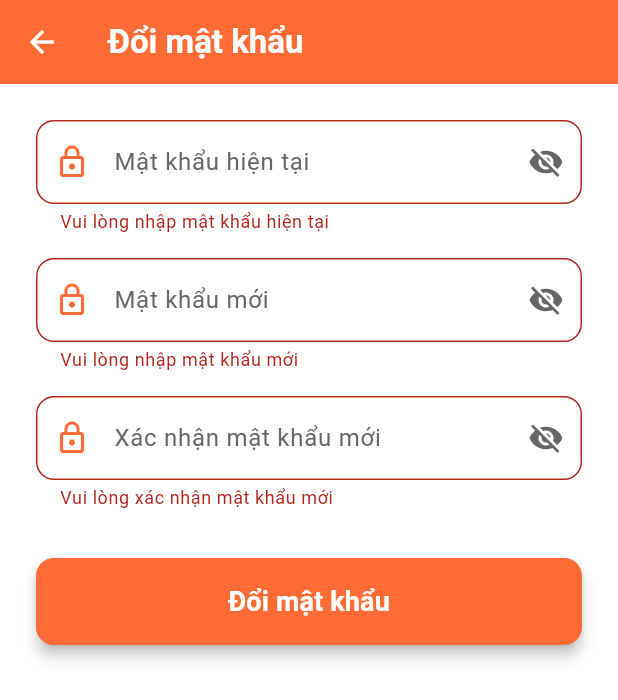
After one commit to 30-dung/barber_shop, a Flutter app: the ChangePasswordScreen screen opened directly, after a tap on "Đổi mật khẩu", on a phone screen of 412 x 824 dp. The commit adds this screen. Shown: the top 700 px of the screen. Run offline on Flutter 3.47's test engine with Material 3 defaults, Android fonts, the phone set to English and light mode, and no system bars; our stand-ins replace shared_preferences, webview_flutter, webview_flutter_platform_interface; missing offline and left inert: webview_flutter_android, webview_flutter_wkwebview; accounts and stored records are empty.

Commit message:
update code v1 mobile

```diff
--- a/lib/screens/home/home_screen.dart
+++ b/lib/screens/home/home_screen.dart
@@ -182,7 +182,7 @@ class HomeTab extends StatelessWidget {
                       style: TextStyle(fontSize: 16, color: Colors.grey[600]),
                     ),
                     const Text(
-                      'Hôm nay bạn muốn làm gì?',
+                      'Hôm nay bạn muốn cắt kiểu tóc gì?',
                       style: TextStyle(
                         fontSize: 18,
                         fontWeight: FontWeight.bold,
--- /dev/null
+++ b/lib/screens/profile/change_password_screen.dart
@@ -0,0 +1,235 @@
+import 'package:flutter/material.dart';
+import '../../services/api_service.dart';
+import '../../services/storage_service.dart';
+
+// Reuse color constants for consistency
+const Color kPrimaryColor = Color(0xFFFF6B35);
+const Color kTextColor = Color(0xFF333333);
+const Color kSubTextColor = Color(0xFF666666);
+
+class ChangePasswordScreen extends StatefulWidget {
+  const ChangePasswordScreen({super.key});
+
+  @override
+  State<ChangePasswordScreen> createState() => _ChangePasswordScreenState();
+}
+
+class _ChangePasswordScreenState extends State<ChangePasswordScreen> {
+  final _formKey = GlobalKey<FormState>();
+  final TextEditingController _currentPasswordController = TextEditingController();
+  final TextEditingController _newPasswordController = TextEditingController();
+  final TextEditingController _confirmNewPasswordController = TextEditingController();
+
+  bool _isLoading = false;
+  bool _obscureCurrentPassword = true;
+  bool _obscureNewPassword = true;
+  bool _obscureConfirmNewPassword = true;
+
+  @override
+  void dispose() {
+    _currentPasswordController.dispose();
+    _newPasswordController.dispose();
+    _confirmNewPasswordController.dispose();
+    super.dispose();
+  }
+
+  Future<void> _changePassword() async {
+    if (!_formKey.currentState!.validate()) {
+      return; // Stop if form is not valid
+    }
+
+    setState(() {
+      _isLoading = true;
+    });
+
+    final token = await StorageService.getToken();
+    if (token == null) {
+      if (mounted) {
+        ScaffoldMessenger.of(context).showSnackBar(
+          const SnackBar(content: Text('Không tìm thấy token. Vui lòng đăng nhập lại.')),
+        );
+        setState(() => _isLoading = false);
+      }
+      return;
+    }
+
+    try {
+      await ApiService.changePasswordActual(
+        token,
+        _currentPasswordController.text,
+        _newPasswordController.text,
+        _confirmNewPasswordController.text,
+      );
+
+      if (mounted) {
+        // Clear fields and show success
+        _currentPasswordController.clear();
+        _newPasswordController.clear();
+        _confirmNewPasswordController.clear();
+
+        ScaffoldMessenger.of(context).showSnackBar(
+          const SnackBar(content: Text('Đổi mật khẩu thành công!')),
+        );
+        // Optionally, pop back to the profile screen
+        Navigator.of(context).pop();
+      }
+    } catch (e) {
+      if (mounted) {
+        ScaffoldMessenger.of(context).showSnackBar(
+          SnackBar(content: Text('Lỗi đổi mật khẩu: $e')),
+        );
+      }
+    } finally {
+      if (mounted) {
+        setState(() {
+          _isLoading = false;
+        });
+      }
+    }
+  }
+
+  @override
+  Widget build(BuildContext context) {
+    return Scaffold(
+      appBar: AppBar(
+        title: const Text(
+          'Đổi mật khẩu',
+          style: TextStyle(color: Colors.white, fontWeight: FontWeight.bold),
+        ),
+        backgroundColor: kPrimaryColor,
+        iconTheme: const IconThemeData(color: Colors.white), // For back button color
+      ),
+      body: _isLoading
+          ? const Center(child: CircularProgressIndicator(color: kPrimaryColor))
+          : Padding(
+        padding: const EdgeInsets.all(24.0),
+        child: Form(
+          key: _formKey,
+          child: ListView(
+            children: [
+              _buildPasswordField(
+                controller: _currentPasswordController,
+                labelText: 'Mật khẩu hiện tại',
+                obscureText: _obscureCurrentPassword,
+                toggleObscureText: () {
+                  setState(() {
+                    _obscureCurrentPassword = !_obscureCurrentPassword;
+                  });
+                },
+                validator: (value) {
+                  if (value == null || value.isEmpty) {
+                    return 'Vui lòng nhập mật khẩu hiện tại';
+                  }
+                  return null;
+                },
+              ),
+              const SizedBox(height: 16),
+              _buildPasswordField(
+                controller: _newPasswordController,
+                labelText: 'Mật khẩu mới',
+                obscureText: _obscureNewPassword,
+                toggleObscureText: () {
+                  setState(() {
+                    _obscureNewPassword = !_obscureNewPassword;
+                  });
+                },
+                validator: (value) {
+                  if (value == null || value.isEmpty) {
+                    return 'Vui lòng nhập mật khẩu mới';
+                  }
+                  if (value.length < 6) {
+                    return 'Mật khẩu phải có ít nhất 6 ký tự';
+                  }
+                  if (value == _currentPasswordController.text) {
+                    return 'Mật khẩu mới không được trùng với mật khẩu hiện tại';
+                  }
+                  return null;
+                },
+              ),
+              const SizedBox(height: 16),
+              _buildPasswordField(
+                controller: _confirmNewPasswordController,
+                labelText: 'Xác nhận mật khẩu mới',
+                obscureText: _obscureConfirmNewPassword,
+                toggleObscureText: () {
+                  setState(() {
+                    _obscureConfirmNewPassword = !_obscureConfirmNewPassword;
+                  });
+                },
+                validator: (value) {
+                  if (value == null || value.isEmpty) {
+                    return 'Vui lòng xác nhận mật khẩu mới';
+                  }
+                  if (value != _newPasswordController.text) {
+                    return 'Mật khẩu xác nhận không khớp';
+                  }
+                  return null;
+                },
+              ),
+              const SizedBox(height: 32),
+              ElevatedButton(
+                onPressed: _changePassword,
+                style: ElevatedButton.styleFrom(
+                  backgroundColor: kPrimaryColor,
+                  padding: const EdgeInsets.symmetric(vertical: 16),
+                  shape: RoundedRectangleBorder(
+                    borderRadius: BorderRadius.circular(12),
+                  ),
+                  elevation: 4,
+                ),
+                child: const Text(
+                  'Đổi mật khẩu',
+                  style: TextStyle(
+                    fontSize: 18,
+                    color: Colors.white,
+                    fontWeight: FontWeight.bold,
+                  ),
+                ),
+              ),
+            ],
+          ),
+        ),
+      ),
+    );
+  }
+
+  Widget _buildPasswordField({
+    required TextEditingController controller,
+    required String labelText,
+    required bool obscureText,
+    required VoidCallback toggleObscureText,
+    String? Function(String?)? validator,
+  }) {
+    return TextFormField(
+      controller: controller,
+      obscureText: obscureText,
+      decoration: InputDecoration(
+        labelText: labelText,
+        prefixIcon: const Icon(Icons.lock_outline, color: kPrimaryColor),
+        suffixIcon: IconButton(
+          icon: Icon(
+            obscureText ? Icons.visibility_off : Icons.visibility,
+            color: kSubTextColor,
+          ),
+          onPressed: toggleObscureText,
+        ),
+        border: OutlineInputBorder(
+          borderRadius: BorderRadius.circular(12),
+          borderSide: const BorderSide(color: kPrimaryColor),
+        ),
+        enabledBorder: OutlineInputBorder(
+          borderRadius: BorderRadius.circular(12),
+          borderSide: BorderSide(color: kPrimaryColor.withOpacity(0.5)),
+        ),
+        focusedBorder: OutlineInputBorder(
+          borderRadius: BorderRadius.circular(12),
+          borderSide: const BorderSide(color: kPrimaryColor, width: 2),
+        ),
+        labelStyle: const TextStyle(color: kSubTextColor),
+        floatingLabelStyle: const TextStyle(color: kPrimaryColor),
+      ),
+      validator: validator,
+      style: const TextStyle(color: kTextColor),
+    );
+  }
+}
```
Also changed, not shown: lib/screens/profile/edit_profile_screen.dart (added, +210 -0 lines), lib/screens/profile/profile_screen.dart (+43 -14 lines), lib/services/api_service.dart (+93 -0 lines).
